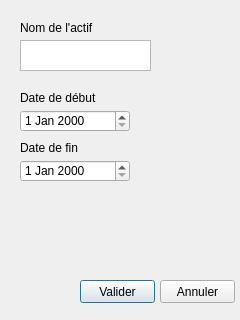
Qt form ProjetVaR_Software/GUI/import.ui (pchaigno/varsoft) before a commit.
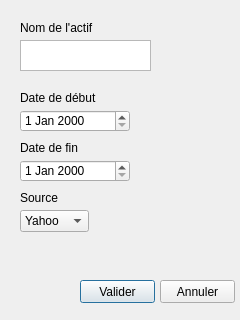
The same form after that commit.

Commit message: source selection added, fails in compiling

```diff
--- a/ProjetVaR_Software/GUI/import.ui
+++ b/ProjetVaR_Software/GUI/import.ui
@@ -108,6 +108,44 @@
     <string>Date de fin</string>
    </property>
   </widget>
+  <widget class="QComboBox" name="comboBox">
+   <property name="geometry">
+    <rect>
+     <x>20</x>
+     <y>210</y>
+     <width>69</width>
+     <height>22</height>
+    </rect>
+   </property>
+   <item>
+    <property name="text">
+     <string>Yahoo</string>
+    </property>
+   </item>
+   <item>
+    <property name="text">
+     <string>Données exportées</string>
+    </property>
+   </item>
+   <item>
+    <property name="text">
+     <string>Autre</string>
+    </property>
+   </item>
+  </widget>
+  <widget class="QLabel" name="label_4">
+   <property name="geometry">
+    <rect>
+     <x>20</x>
+     <y>190</y>
+     <width>81</width>
+     <height>16</height>
+    </rect>
+   </property>
+   <property name="text">
+    <string>Source</string>
+   </property>
+  </widget>
  </widget>
  <resources/>
  <connections/>
```
The commit also changes 9 other files.
